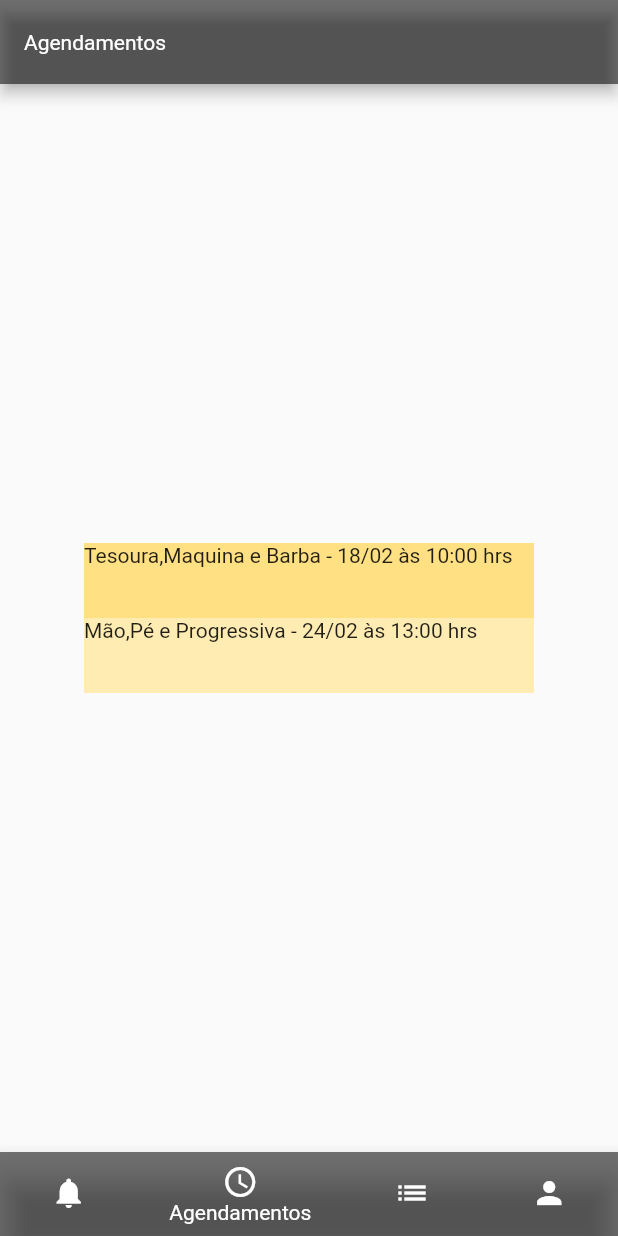
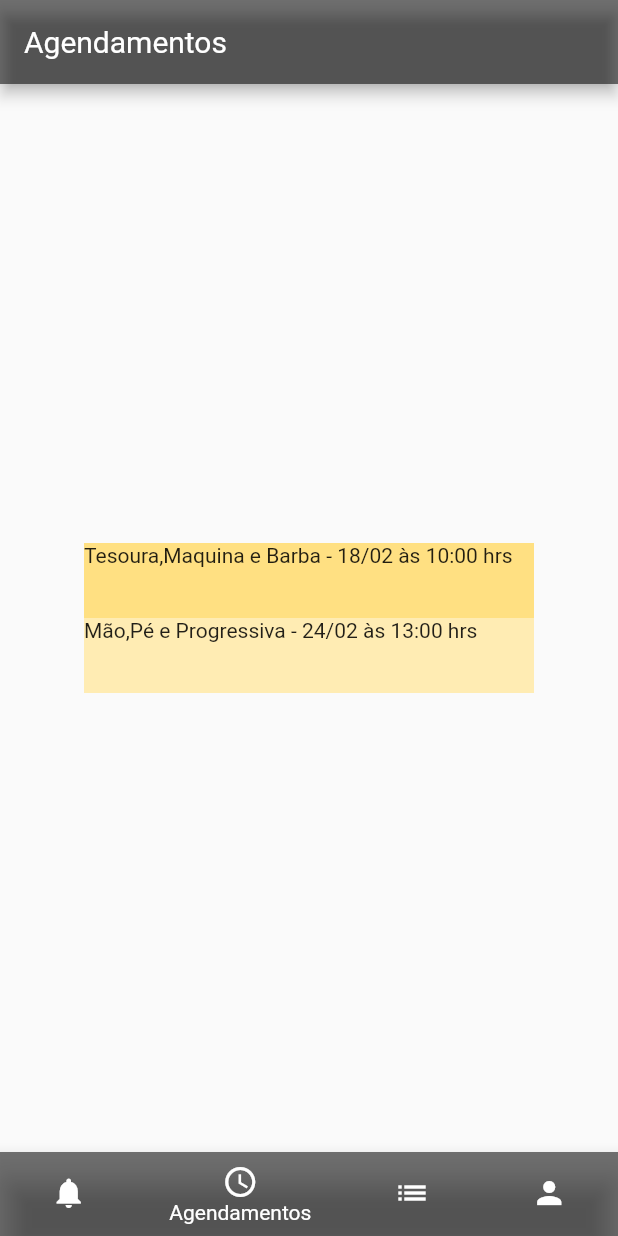
Before and after one commit to KevynSantos/barber_shop_freestyle, a Flutter app: the MyStatefulWidget screen opened directly, item 2 of the bottom bar chosen, on a phone screen of 412 x 824 dp. Run offline on Flutter 3.47's test engine with Material 2 defaults, Android fonts, the phone set to English and light mode, and no system bars; our stand-ins replace camera, flutter_bloc, flutter_secure_storage, mask_text_input_formatter; accounts and stored records are empty.

Commit message:
Aumentando o titulo das abas da tela home

```diff
--- a/lib/fields/NavigatiorBar.dart
+++ b/lib/fields/NavigatiorBar.dart
@@ -137,7 +137,7 @@ class _MyStatefulWidgetState extends State<MyStatefulWidget> {
   Widget build(BuildContext context) {
     return Scaffold(
       appBar: AppBar(
-        title: Text(getTitleFromTab(_selectedIndex)),
+        title: Text(getTitleFromTab(_selectedIndex),style: TextStyle(fontSize: 20)),
         backgroundColor: Colors.black54,
         titleTextStyle: TextStyle(color: Colors.white),
           automaticallyImplyLeading: false
```
